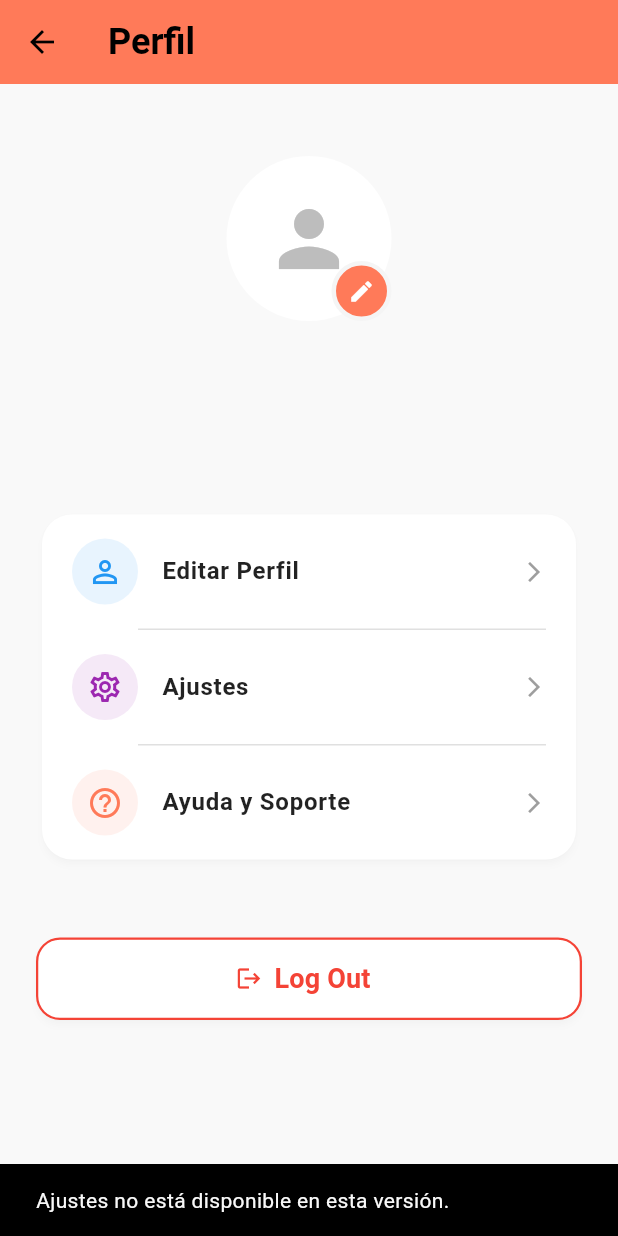
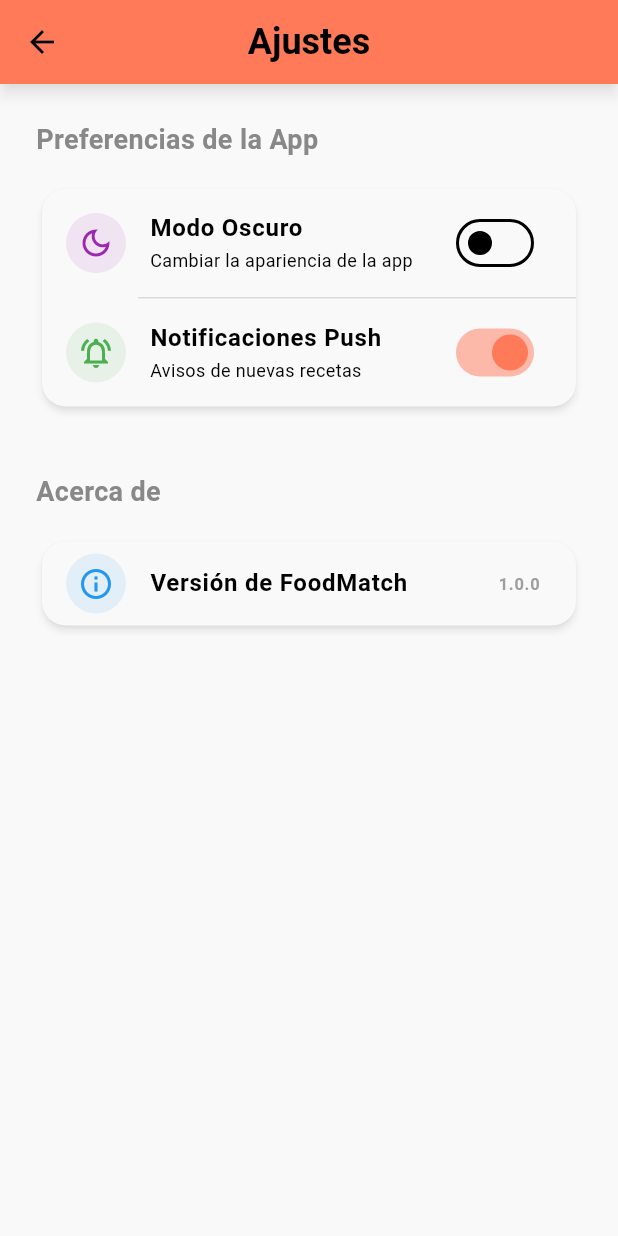
Before and after one commit to Anabgar3105/foodmatch_app, a Flutter app: the ProfileScreen screen opened directly, after a tap on "Ajustes", on a phone screen of 412 x 824 dp. Run offline on Flutter 3.47's test engine with Material 3 defaults, Android fonts, the phone set to English and light mode, and no system bars; our stand-ins replace cached_network_image, flutter_card_swiper, image_picker, shared_preferences; accounts and stored records are empty.

Commit message:
Settings view done

```diff
--- a/lib/views/profile_view.dart
+++ b/lib/views/profile_view.dart
@@ -1,5 +1,6 @@
 import 'package:flutter/material.dart';
 import 'package:foodmatch_app/views/help_view.dart';
+import 'package:foodmatch_app/views/settings_view.dart';
 import 'package:provider/provider.dart';
 import '../core/app_routes.dart';
 import '../viewmodels/profile_viewmodel.dart';
@@ -84,8 +85,8 @@ class _ProfileScreenState extends State<ProfileScreen> {
               // TARJETA DE OPCIONES
               Card(
                 elevation: 2,
-                shadowColor: Colors.black12,
-                color: Colors.white,
+                shadowColor: Colors.black45,
+                color: Theme.of(context).cardColor,
                 shape: RoundedRectangleBorder(borderRadius: BorderRadius.circular(20)),
                 child: Column(
                   children: [
@@ -102,7 +103,8 @@ class _ProfileScreenState extends State<ProfileScreen> {
                       icon: Icons.settings_outlined,
                       iconColor: Colors.purple,
                       bgColor: Colors.purple.withOpacity(0.1),
-                      title: 'Ajustes'
+                      title: 'Ajustes',
+                      destination: const SettingsScreen()
                     ),
                     const Divider(height: 1, indent: 64, endIndent: 20, color: Colors.black12),
                     _buildOptionTile(
@@ -126,7 +128,7 @@ class _ProfileScreenState extends State<ProfileScreen> {
                 child: OutlinedButton.icon(
                   style: OutlinedButton.styleFrom(
                     foregroundColor: Colors.red,
-                    backgroundColor: Colors.white,
+                    backgroundColor: Theme.of(context).cardColor,
                     side: const BorderSide(color: Colors.red, width: 1.5),
                     shape: RoundedRectangleBorder(borderRadius: BorderRadius.circular(16)),
                     elevation: 2,
@@ -169,7 +171,7 @@ class _ProfileScreenState extends State<ProfileScreen> {
         decoration: BoxDecoration(color: bgColor, shape: BoxShape.circle),
         child: Icon(icon, color: iconColor),
       ),
-      title: Text(title, style: const TextStyle(fontSize: 16, fontWeight: FontWeight.w600, color: Colors.black87)),
+      title: Text(title, style: const TextStyle(fontSize: 16, fontWeight: FontWeight.w600)),
       trailing: const Icon(Icons.arrow_forward_ios, size: 16, color: Colors.grey),
       onTap: () {
         if (destination != null) {
--- /dev/null
+++ b/lib/views/settings_view.dart
@@ -0,0 +1,138 @@
+import 'package:flutter/material.dart';
+import 'package:provider/provider.dart';
+import 'package:shared_preferences/shared_preferences.dart';
+import '../viewmodels/theme_viewmodel.dart';
+
+class SettingsScreen extends StatefulWidget {
+  const SettingsScreen({super.key});
+
+  @override
+  State<SettingsScreen> createState() => _SettingsScreenState();
+}
+
+class _SettingsScreenState extends State<SettingsScreen> {
+  // Estado local para simular si las notificaciones están activas
+  bool _notificationsEnabled = true;
+
+  @override
+  void initState() {
+    super.initState();
+    _loadSettings();
+  }
+
+  // Carga la preferencia guardada en la memoria del móvil
+  Future<void> _loadSettings() async {
+    final prefs = await SharedPreferences.getInstance();
+    setState(() {
+      _notificationsEnabled = prefs.getBool('notifications_enabled') ?? true;
+    });
+  }
+
+  // Guarda la preferencia cuando el usuario toca el interruptor
+  Future<void> _toggleNotifications(bool value) async {
+    final prefs = await SharedPreferences.getInstance();
+    await prefs.setBool('notifications_enabled', value);
+    setState(() {
+      _notificationsEnabled = value;
+    });
+  }
+
+  @override
+  Widget build(BuildContext context) {
+    // Escuchamos el estado global del tema de la app
+    final themeViewModel = Provider.of<ThemeViewModel>(context);
+    final isDarkMode = themeViewModel.themeMode == ThemeMode.dark;
+
+    return Scaffold(
+      appBar: AppBar(
+        title: const Text('Ajustes'),
+        centerTitle: true,
+        backgroundColor: Theme.of(context).primaryColor,
+        elevation: 4,
+        shadowColor: Colors.black45,
+      ),
+      body: SingleChildScrollView(
+        child: Padding(
+          padding: const EdgeInsets.all(24.0),
+          child: Column(
+            crossAxisAlignment: CrossAxisAlignment.start,
+            children: [
+              const Text(
+                'Preferencias de la App',
+                style: TextStyle(fontSize: 18, fontWeight: FontWeight.bold),
+              ),
+              const SizedBox(height: 16),
+
+              // TARJETA DE INTERRUPTORES
+              Card(
+                elevation: 2,
+                shadowColor: Colors.black45,
+                color: Theme.of(context).cardColor,
+                shape: RoundedRectangleBorder(borderRadius: BorderRadius.circular(16)),
+                child: Column(
+                  children: [
+                    //TEMA OSCURO
+                    SwitchListTile(
+                      activeThumbColor: Theme.of(context).primaryColor,
+                      secondary: Container(
+                        padding: const EdgeInsets.all(8),
+                        decoration: BoxDecoration(color: Colors.purple.withOpacity(0.1), shape: BoxShape.circle),
+                        child: const Icon(Icons.dark_mode_outlined, color: Colors.purple),
+                      ),
+                      title: const Text('Modo Oscuro', style: TextStyle(fontWeight: FontWeight.w600)),
+                      subtitle: const Text('Cambiar la apariencia de la app', style: TextStyle(fontSize: 12)),
+                      value: isDarkMode,
+                      onChanged: (value) {
+                        themeViewModel.toggleTheme();
+                      },
+                    ),
+                    const Divider(height: 1, indent: 64, color: Colors.black12),
+
+                    // NOTIFICACIONES PUSH
+                    SwitchListTile(
+                      activeThumbColor: Theme.of(context).primaryColor,
+                      secondary: Container(
+                        padding: const EdgeInsets.all(8),
+                        decoration: BoxDecoration(color: Colors.green.withOpacity(0.1), shape: BoxShape.circle),
+                        child: const Icon(Icons.notifications_active_outlined, color: Colors.green),
+                      ),
+                      title: const Text('Notificaciones Push', style: TextStyle(fontWeight: FontWeight.w600)),
+                      subtitle: const Text('Avisos de nuevas recetas', style: TextStyle(fontSize: 12)),
+                      value: _notificationsEnabled,
+                      onChanged: _toggleNotifications,
+                    ),
+                  ],
+                ),
+              ),
+
+              const SizedBox(height: 40),
+
+              const Text(
+                'Acerca de',
+                style: TextStyle(fontSize: 18, fontWeight: FontWeight.bold),
+              ),
+              const SizedBox(height: 16),
+
+              //TARJETA DE INFO
+              Card(
+                elevation: 2,
+                shadowColor: Colors.black45,
+                color: Theme.of(context).cardColor,
+                shape: RoundedRectangleBorder(borderRadius: BorderRadius.circular(16)),
+                child: ListTile(
+                  leading: Container(
+                    padding: const EdgeInsets.all(8),
+                    decoration: BoxDecoration(color: Colors.blue.withOpacity(0.1), shape: BoxShape.circle),
+                    child: const Icon(Icons.info_outline, color: Colors.blue),
+                  ),
+                  title: const Text('Versión de FoodMatch', style: TextStyle(fontWeight: FontWeight.w600)),
+                  trailing: const Text('1.0.0', style: TextStyle(color: Colors.grey, fontWeight: FontWeight.bold)),
+                ),
+              ),
+            ],
+          ),
+        ),
+      ),
+    );
+  }
+}
```
Also changed, not shown: lib/main.dart (+12 -1 lines), lib/viewmodels/theme_viewmodel.dart (+17 -3 lines), lib/views/help_view.dart (+4 -5 lines).
